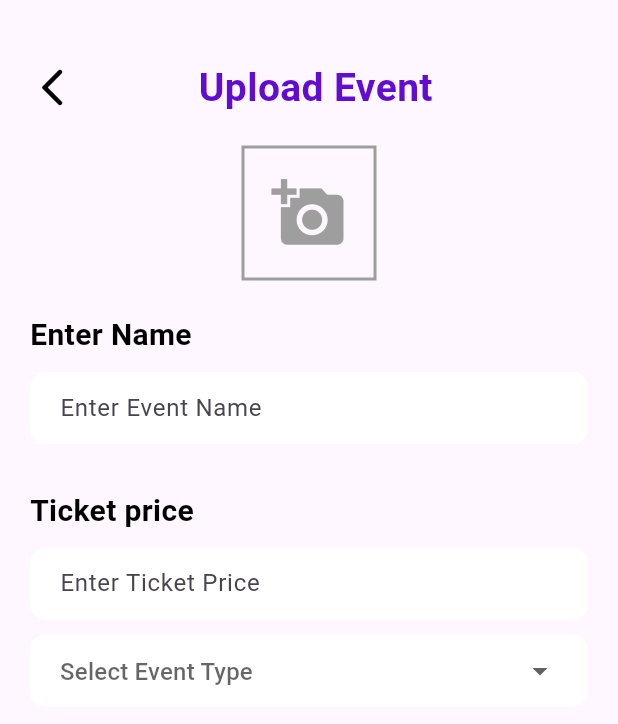
After one commit to ktsweerathunga/Event-Management-System, a Flutter app: the UploadEvent screen opened directly, on a phone screen of 412 x 824 dp. The commit adds this screen. Shown: the top 724 px of the screen. Run offline on Flutter 3.47's test engine with Material 3 defaults, Android fonts, the phone set to English and light mode, and no system bars; our stand-ins replace cloud_firestore, curved_navigation_bar, firebase_auth, firebase_core, get, google_sign_in; accounts and stored records are empty.

Commit message:
sign in , detailed page and the admin

```diff
--- /dev/null
+++ b/lib/admin/upload_event.dart
@@ -0,0 +1,143 @@
+import 'package:flutter/material.dart';
+
+class UploadEvent extends StatefulWidget {
+  const UploadEvent({super.key});
+
+  @override
+  State<UploadEvent> createState() => _UploadEventState();
+}
+
+class _UploadEventState extends State<UploadEvent> {
+  final List<String> _eventTypes = [
+    'Music Concert',
+    'Food Festival',
+    'Clothing Sale',
+    'Festival',
+  ];
+  String? _selectedEventType;
+  @override
+  Widget build(BuildContext context) {
+    return Scaffold(
+      body: Container(
+        margin: EdgeInsets.only(top: 40 , left: 20, right: 20),
+        child: Column(
+          crossAxisAlignment: CrossAxisAlignment.start,
+          children: [
+            Row(
+              children: [
+                GestureDetector(
+                  onTap: () {
+                    Navigator.pop(context);
+                  },
+                  child: Icon(Icons.arrow_back_ios_new_rounded,
+                      color: Colors.black, size: 30),
+                ),
+                SizedBox(width: MediaQuery.of(context).size.width / 5,),
+                Text('Upload Event',
+                  style: TextStyle(
+                    color:const Color.fromARGB(255, 98, 12, 210),
+                    fontSize: 26,
+                    fontWeight: FontWeight.bold,
+                  ),
+                ),
+              ],
+            ),
+            SizedBox(height: 20,),
+            Center(
+              child: Container(
+                height: 90,
+                width:90,
+                decoration: BoxDecoration(
+                  border: Border.all(
+                    color: Colors.grey,
+                    width: 2,
+                  ),
+                ),
+                child: Icon(
+                  Icons.add_a_photo,
+                  size: 50,
+                  color: Colors.grey,
+                ),
+              ),
+            ),
+            SizedBox(height: 22,),
+            Text('Enter Name',
+                  style: TextStyle(
+                    color: Colors.black,
+                    fontSize: 20,
+                    fontWeight: FontWeight.bold,
+                  ),
+                ),
+            SizedBox(height: 10,),
+            Container(
+              width: MediaQuery.of(context).size.width,
+              padding: EdgeInsets.symmetric(horizontal: 20),
+              decoration: BoxDecoration(
+                color: Colors.white, borderRadius: BorderRadius.circular(10),
+              ),
+              child: TextField(
+                decoration: InputDecoration(
+                  border: InputBorder.none,
+                  hintText: 'Enter Event Name',
+                ),
+              ),
+            ),
+            SizedBox(height: 30,),
+            Text('Ticket price',
+                  style: TextStyle(
+                    color: Colors.black,
+                    fontSize: 20,
+                    fontWeight: FontWeight.bold,
+                  ),
+                ),
+            SizedBox(height: 10,),
+            Container(
+              width: MediaQuery.of(context).size.width,
+              padding: EdgeInsets.symmetric(horizontal: 20),
+              decoration: BoxDecoration(
+                color: Colors.white, borderRadius: BorderRadius.circular(10),
+              ),
+              child: TextField(
+                decoration: InputDecoration(
+                  border: InputBorder.none,
+                  hintText: 'Enter Ticket Price',
+                ),
+              ),
+            ),
+            SizedBox(height: 10,),
+            Container(
+              width: MediaQuery.of(context).size.width,
+              padding: EdgeInsets.symmetric(horizontal: 20),
+              decoration: BoxDecoration(
+                color: Colors.white, borderRadius: BorderRadius.circular(10),
+              ),
+              child: DropdownButtonFormField<String>(
+                decoration: InputDecoration(
+                  border: InputBorder.none,
+                  hintText: 'Select Event Type',
+                ),
+                value: _selectedEventType,
+                items: _eventTypes.map((String eventType) {
+                  return DropdownMenuItem<String>(
+                    value: eventType,
+                    child: Text(eventType,
+                      style: TextStyle(
+                        color: Colors.black,
+                        fontSize: 16,
+                      ),
+                    ),
+                  );
+                }).toList(),
+                onChanged: (String? newValue) {
+                  setState(() {
+                    _selectedEventType = newValue;
+                  });
+                },
+              ),
+            )
+          ],
+        ),
+      ),
+    );
+  }
+}
```
Also changed, not shown: lib/pages/sign_up.dart (+9 -1 lines), lib/services/auth.dart (+64 -0 lines), lib/services/database.dart (+13 -0 lines), 1 other file.
